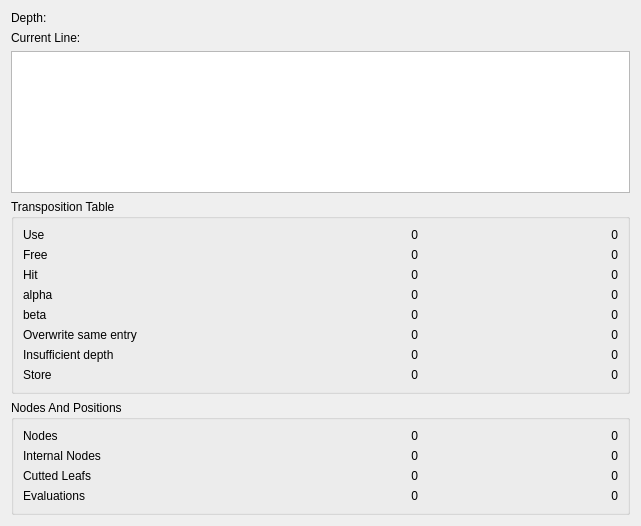
Above: stats.ui from gpiez/hayabusa before the change. Below: the same form after it.
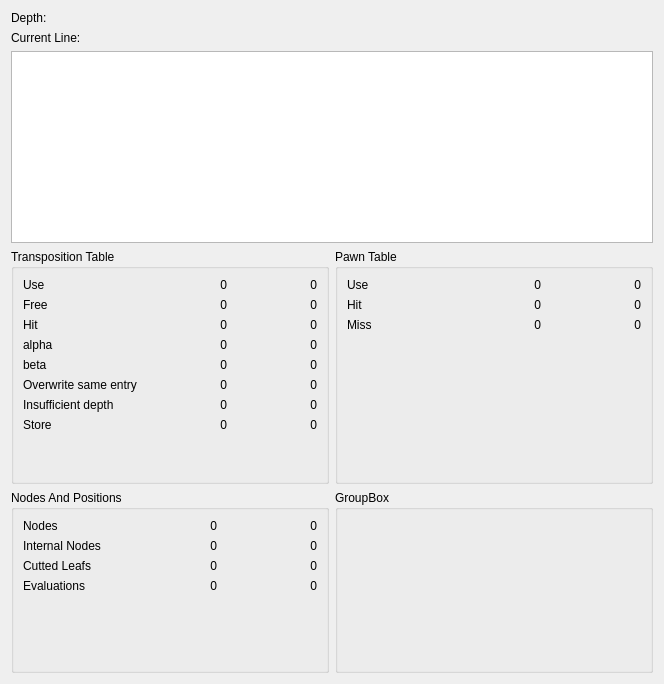
That is the form after the change.

Diff of the .ui file:
```diff
--- a/stats.ui
+++ b/stats.ui
@@ -6,36 +6,36 @@
    <rect>
     <x>0</x>
     <y>0</y>
-    <width>641</width>
-    <height>526</height>
+    <width>664</width>
+    <height>684</height>
    </rect>
   </property>
   <property name="windowTitle">
    <string>Statistics</string>
   </property>
-  <layout class="QVBoxLayout" name="verticalLayout">
-   <item>
+  <layout class="QGridLayout" name="gridLayout_3">
+   <item row="0" column="0" colspan="2">
     <widget class="QLabel" name="depth">
      <property name="text">
       <string>Depth:</string>
      </property>
     </widget>
    </item>
-   <item>
+   <item row="1" column="0" colspan="2">
     <widget class="QLabel" name="currentLine">
      <property name="text">
       <string>Current Line:</string>
      </property>
     </widget>
    </item>
-   <item>
+   <item row="2" column="0" colspan="2">
     <widget class="QPlainTextEdit" name="bestLine">
      <property name="textInteractionFlags">
       <set>Qt::TextSelectableByKeyboard|Qt::TextSelectableByMouse</set>
      </property>
     </widget>
    </item>
-   <item>
+   <item row="3" column="0">
     <widget class="QGroupBox" name="tt">
      <property name="title">
       <string>Transposition Table</string>
@@ -297,7 +297,7 @@
      </layout>
     </widget>
    </item>
-   <item>
+   <item row="4" column="0">
     <widget class="QGroupBox" name="nap">
      <property name="title">
       <string>Nodes And Positions</string>
@@ -451,6 +451,116 @@
      </layout>
     </widget>
    </item>
+   <item row="3" column="1">
+    <widget class="QGroupBox" name="groupBox">
+     <property name="title">
+      <string>Pawn Table</string>
+     </property>
+     <layout class="QGridLayout" name="gridLayout_4">
+      <item row="0" column="0">
+       <widget class="QLabel" name="label_9">
+        <property name="text">
+         <string>Use</string>
+        </property>
+       </widget>
+      </item>
+      <item row="0" column="1">
+       <widget class="QLabel" name="vptuse">
+        <property name="text">
+         <string>0</string>
+        </property>
+        <property name="alignment">
+         <set>Qt::AlignRight|Qt::AlignTrailing|Qt::AlignVCenter</set>
+        </property>
+       </widget>
+      </item>
+      <item row="0" column="2">
+       <widget class="QLabel" name="nptuse">
+        <property name="text">
+         <string>0</string>
+        </property>
+        <property name="alignment">
+         <set>Qt::AlignRight|Qt::AlignTrailing|Qt::AlignVCenter</set>
+        </property>
+       </widget>
+      </item>
+      <item row="1" column="0">
+       <widget class="QLabel" name="label_12">
+        <property name="text">
+         <string>Hit</string>
+        </property>
+       </widget>
+      </item>
+      <item row="1" column="1">
+       <widget class="QLabel" name="vpthit">
+        <property name="text">
+         <string>0</string>
+        </property>
+        <property name="alignment">
+         <set>Qt::AlignRight|Qt::AlignTrailing|Qt::AlignVCenter</set>
+        </property>
+       </widget>
+      </item>
+      <item row="1" column="2">
+       <widget class="QLabel" name="npthit">
+        <property name="text">
+         <string>0</string>
+        </property>
+        <property name="alignment">
+         <set>Qt::AlignRight|Qt::AlignTrailing|Qt::AlignVCenter</set>
+        </property>
+       </widget>
+      </item>
+      <item row="2" column="0">
+       <widget class="QLabel" name="label_15">
+        <property name="text">
+         <string>Miss</string>
+        </property>
+       </widget>
+      </item>
+      <item row="2" column="1">
+       <widget class="QLabel" name="vptmiss">
+        <property name="text">
+         <string>0</string>
+        </property>
+        <property name="alignment">
+         <set>Qt::AlignRight|Qt::AlignTrailing|Qt::AlignVCenter</set>
+        </property>
+       </widget>
+      </item>
+      <item row="2" column="2">
+       <widget class="QLabel" name="nptmiss">
+        <property name="text">
+         <string>0</string>
+        </property>
+        <property name="alignment">
+         <set>Qt::AlignRight|Qt::AlignTrailing|Qt::AlignVCenter</set>
+        </property>
+       </widget>
+      </item>
+      <item row="3" column="1">
+       <spacer name="verticalSpacer_3">
+        <property name="orientation">
+         <enum>Qt::Vertical</enum>
+        </property>
+        <property name="sizeHint" stdset="0">
+         <size>
+          <width>20</width>
+          <height>40</height>
+         </size>
+        </property>
+       </spacer>
+      </item>
+     </layout>
+    </widget>
+   </item>
+   <item row="4" column="1">
+    <widget class="QGroupBox" name="groupBox_2">
+     <property name="title">
+      <string>GroupBox</string>
+     </property>
+    </widget>
+   </item>
   </layout>
  </widget>
  <resources/>
```
